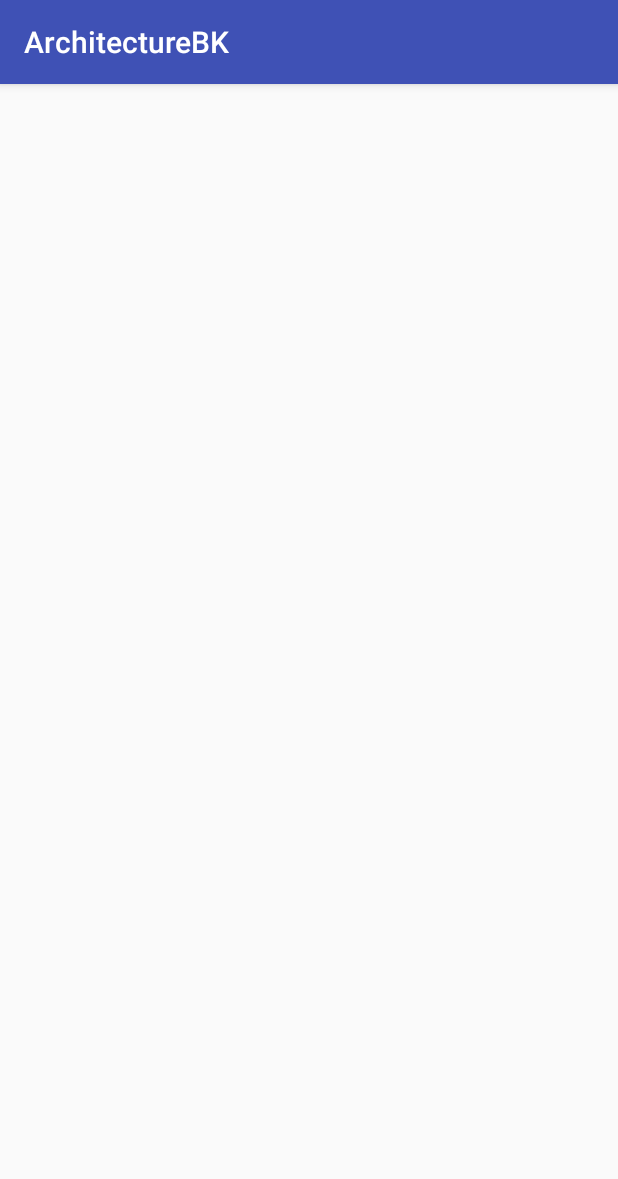
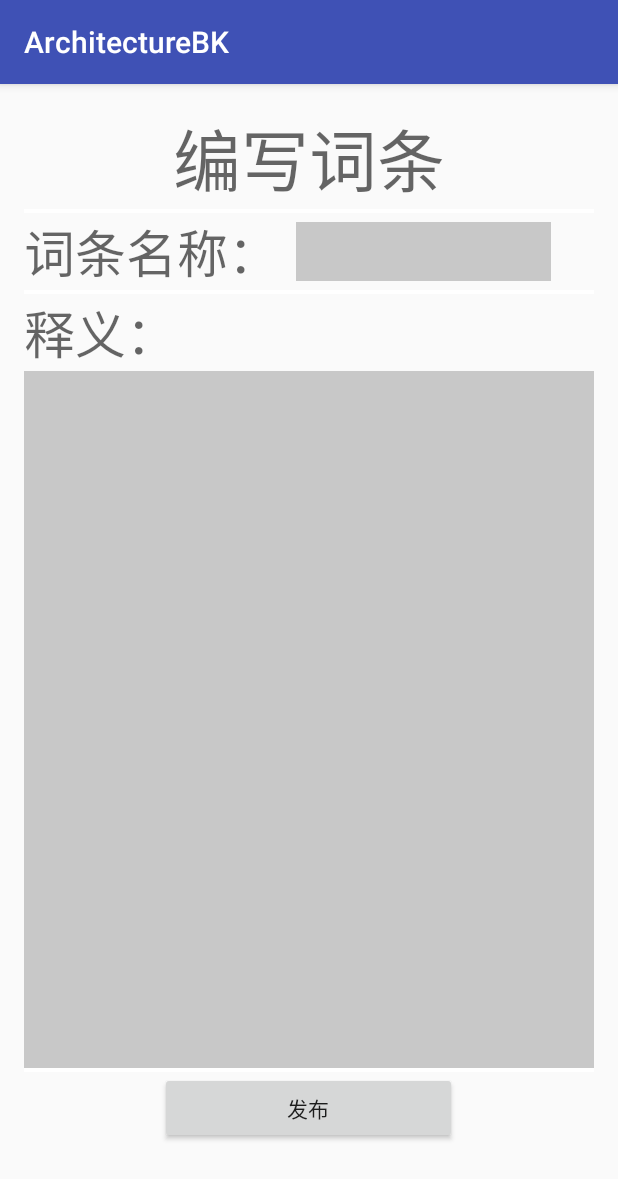
Before and after one commit to blowingBreeze/ArchitectureBaiKe, an Android app: the AddTextActivity screen opened directly, with no data from a screen before it, on a phone screen of 412 x 824 dp. Shown: the top 1179 px of the screen. Run offline under Robolectric (Android 15) with nearby library versions, the phone set to English and light mode, and no system bars.

Commit message:
增加词条界面和词条详情界面

```diff
--- a/app/src/main/res/layout/activity_add_text.xml
+++ b/app/src/main/res/layout/activity_add_text.xml
@@ -10,4 +10,92 @@
     android:paddingTop="@dimen/activity_vertical_margin"
     tools:context="com.example.dream.architecturebk.AddText.AddTextActivity">
 
+    <LinearLayout
+        android:orientation="vertical"
+        android:layout_width="match_parent"
+        android:layout_height="match_parent"
+        android:weightSum="1"
+        android:layout_alignParentTop="true"
+        android:layout_alignParentStart="true">
+
+        <TextView
+            android:text="编写词条"
+            android:gravity="center"
+            android:layout_width="match_parent"
+            android:layout_height="wrap_content"
+            android:id="@+id/textView2"
+            android:textAppearance="@style/TextAppearance.AppCompat.Display2" />
+
+        <TextView
+            android:textSize="1dp"
+            android:background="#FFFFFF"
+            android:layout_width="match_parent"
+            android:layout_height="wrap_content"
+            android:id="@+id/textView7" />
+
+        <LinearLayout
+            android:orientation="horizontal"
+            android:layout_width="351dp"
+            android:layout_height="wrap_content">
+
+            <TextView
+                android:text="词条名称："
+                android:layout_width="181dp"
+                android:layout_height="wrap_content"
+                android:id="@+id/textView4"
+                android:textAppearance="@style/TextAppearance.AppCompat.Display1" />
+
+            <EditText
+                android:layout_width="181dp"
+                android:layout_height="39dp"
+                android:inputType="text"
+                android:layout_gravity="center"
+                android:background="#33000000"
+                android:ems="10"
+                android:id="@+id/citiaoText"
+                android:maxLength="20"
+                android:textAppearance="@style/TextAppearance.AppCompat.Body1" />
+        </LinearLayout>
+
+        <TextView
+            android:textSize="1dp"
+            android:background="#FFFFFF"
+            android:layout_width="match_parent"
+            android:layout_height="wrap_content"
+            android:id="@+id/textView8" />
+
+        <TextView
+            android:text="释义："
+            android:layout_width="match_parent"
+            android:layout_height="wrap_content"
+            android:id="@+id/textView6"
+            android:textAppearance="@style/TextAppearance.AppCompat.Display1" />
+
+        <EditText
+            android:layout_width="match_parent"
+            android:layout_height="285dp"
+            android:background="#33000000"
+            android:inputType="textMultiLine"
+            android:ems="10"
+            android:id="@+id/editText3"
+            android:layout_weight="0.80" />
+
+        <TextView
+            android:textSize="1dp"
+            android:background="#FFFFFF"
+            android:layout_width="match_parent"
+            android:layout_height="wrap_content"
+            android:id="@+id/textView11" />
+
+        <Button
+            android:text="发布"
+            android:layout_gravity="center"
+            android:layout_width="198dp"
+            android:layout_height="wrap_content"
+            android:id="@+id/button8"
+            android:elevation="0dp"
+            android:textAppearance="@style/TextAppearance.AppCompat.Button" />
+
+
+    </LinearLayout>
 </RelativeLayout>
```
Also changed, not shown: app/src/main/res/layout/activity_text_detail.xml (added, +92 -0 lines).
